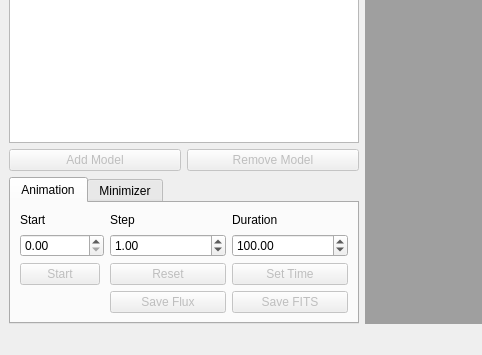
First picture: the form in src/QT/gui_main.ui, repository bkloppenborg/simtoi, before the edit; both pictures show x 0 to 482 and y 266 to 621 of the 800 by 621 pixel window.
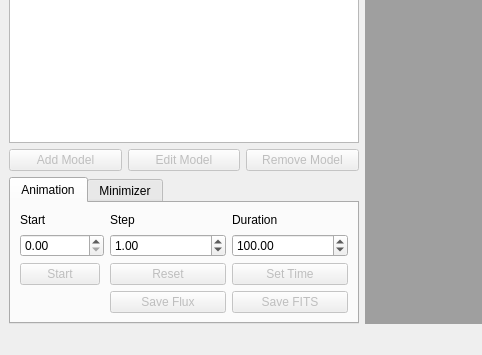
Second picture: the form after the edit.

Commit message: Added an edit button, renamed functions to Model[Add|Delete|Edit]

Patch:
```diff
--- a/src/QT/gui_main.ui
+++ b/src/QT/gui_main.ui
@@ -130,8 +130,8 @@
         </property>
        </widget>
       </item>
-      <item row="0" column="1">
-       <widget class="QPushButton" name="btnDeleteModel">
+      <item row="0" column="2">
+       <widget class="QPushButton" name="btnModelDelete">
         <property name="enabled">
          <bool>false</bool>
         </property>
@@ -140,6 +140,16 @@
         </property>
        </widget>
       </item>
+      <item row="0" column="1">
+       <widget class="QPushButton" name="btnModelEdit">
+        <property name="enabled">
+         <bool>false</bool>
+        </property>
+        <property name="text">
+         <string>Edit Model</string>
+        </property>
+       </widget>
+      </item>
      </layout>
     </item>
     <item row="5" column="0">
```
Left out of the diff: 10 changed lines with no effect on the pictures. The commit also changes 2 other files.
